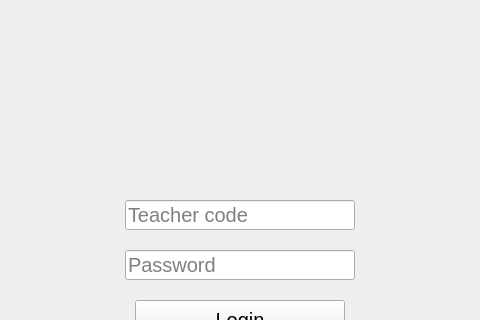
Before: the Qt Designer form ui/loginPanel.ui in SuperMonkeyRules/DTPythonL3, drawn with Qt 5; both pictures show x 0 to 480 and y 0 to 320 of the 480 by 640 pixel window.
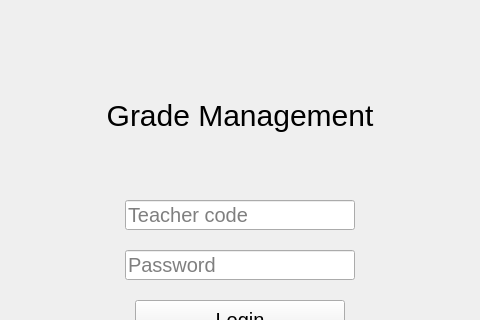
After: the same form once the commit is applied.

The edit to the form file:
```diff
--- a/ui/loginPanel.ui
+++ b/ui/loginPanel.ui
@@ -62,6 +62,25 @@
      <string>Login</string>
     </property>
    </widget>
+   <widget class="QLabel" name="label">
+    <property name="geometry">
+     <rect>
+      <x>90</x>
+      <y>90</y>
+      <width>300</width>
+      <height>50</height>
+     </rect>
+    </property>
+    <property name="styleSheet">
+     <string notr="true">font: 30px</string>
+    </property>
+    <property name="text">
+     <string>Grade Management</string>
+    </property>
+    <property name="alignment">
+     <set>Qt::AlignCenter</set>
+    </property>
+   </widget>
   </widget>
  </widget>
  <resources/>
```
